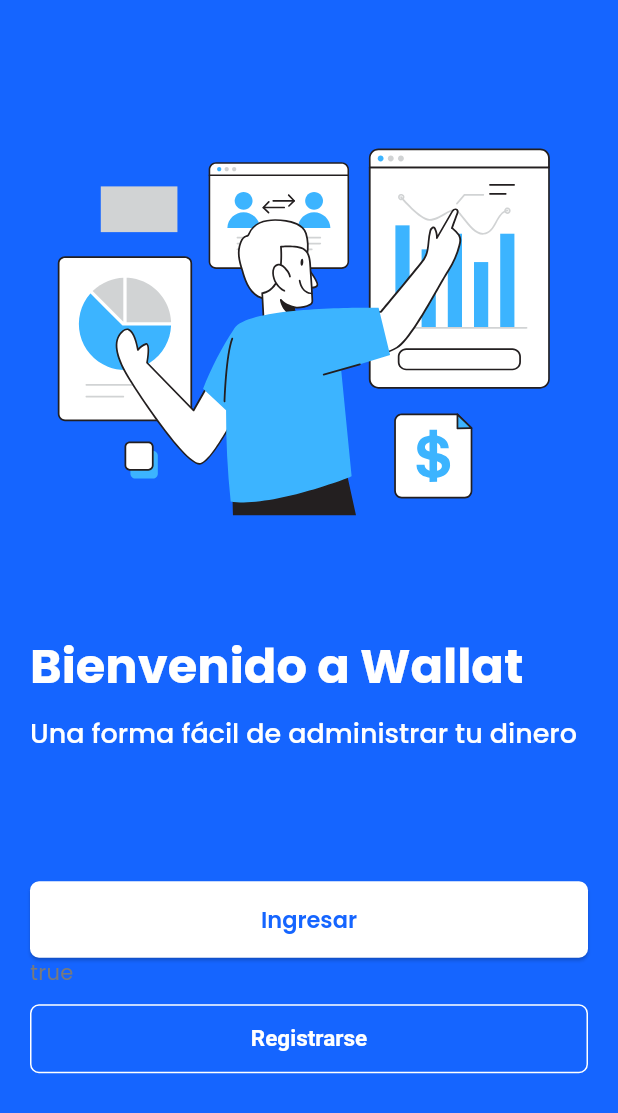
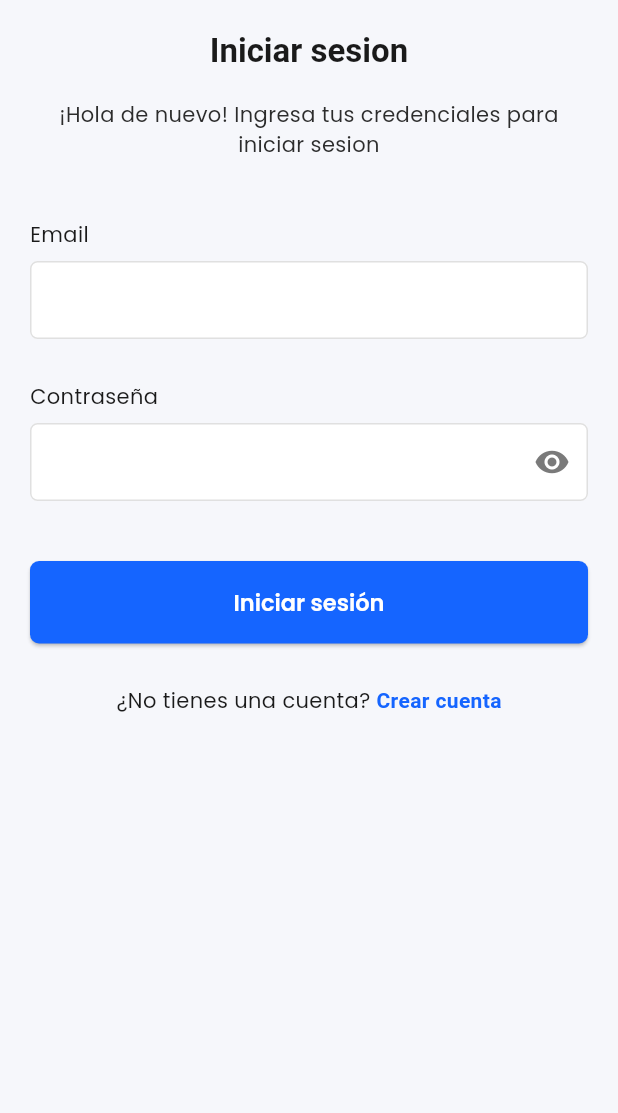
Before and after one commit to diegoRambao/expense_flutter_app, a Flutter app: the screen it shows after launch, after a tap on "Ingresar", on a phone screen of 412 x 824 dp. Shown: the top 1113 px of the screen. Run offline on Flutter 3.47's test engine with Material 3 defaults, Android fonts, the phone set to English and light mode, and no system bars; our stand-ins replace flutter_localization, flutter_svg, google_fonts.

Commit message:
feat: Add sign-in page and localization support for sign-in functionality. Introduce new localization file for sign-related strings and update app theme for consistent styling. Modify welcome page to navigate to the sign-in page.

```diff
--- /dev/null
+++ b/devtools_options.yaml
@@ -0,0 +1,3 @@
+description: This file stores settings for Dart & Flutter DevTools.
+documentation: https://docs.flutter.dev/tools/devtools/extensions#configure-extension-enablement-states
+extensions:
--- a/lib/core/localization/app_locale.dart
+++ b/lib/core/localization/app_locale.dart
@@ -1,14 +1,17 @@
 import 'package:spend_flutter_app/core/localization/settings_locale.dart';
+import 'package:spend_flutter_app/core/localization/sign_locale.dart';
 import 'package:spend_flutter_app/core/localization/welcome_locale.dart';
 
 mixin AppLocale {
   static final Map<String, dynamic> en = {
     ...WelcomeLocale.EN,
     ...SettingsLocale.EN,
+    ...SignLocale.EN,
   };
 
   static final Map<String, dynamic> es = {
     ...WelcomeLocale.ES,
     ...SettingsLocale.ES,
+    ...SignLocale.ES,
   };
 }
--- /dev/null
+++ b/lib/core/localization/sign_locale.dart
@@ -0,0 +1,31 @@
+// ignore_for_file: constant_identifier_names
+
+mixin SignLocale {
+  static const String title = 'sign_title';
+  static const String subtitle = 'sign_subtitle';
+  static const String labelEmail = 'sign_label_email';
+  static const String labelPassword = 'sign_label_password';
+  static const String buttonLogin = 'sign_button_login';
+  static const String noAccount = 'sign_no_account';
+  static const String createtAccount = 'sign_create_account';
+
+  static const Map<String, dynamic> EN = {
+    title: 'Sign in',
+    subtitle: '',
+    labelEmail: '',
+    labelPassword: '',
+    buttonLogin: '',
+    noAccount: '',
+    createtAccount: '',
+  };
+
+  static const Map<String, dynamic> ES = {
+    title: 'Iniciar sesion',
+    subtitle: '¡Hola de nuevo! Ingresa tus credenciales para iniciar sesion',
+    labelEmail: 'Email',
+    labelPassword: 'Contraseña',
+    buttonLogin: 'Iniciar sesión',
+    noAccount: '¿No tienes una cuenta?',
+    createtAccount: 'Crear cuenta',
+  };
+}
--- a/lib/core/theme/app_theme.dart
+++ b/lib/core/theme/app_theme.dart
@@ -38,17 +38,17 @@
       filled: true,
       fillColor: AppColors.surface,
       hintStyle: AppTextStyles.labelMedium,
-      contentPadding: const EdgeInsets.symmetric(horizontal: 16, vertical: 12),
+      contentPadding: const EdgeInsets.symmetric(horizontal: 16, vertical: 14),
       border: OutlineInputBorder(
-        borderRadius: BorderRadius.circular(10),
+        borderRadius: BorderRadius.circular(5),
         borderSide: const BorderSide(color: AppColors.border),
       ),
       enabledBorder: OutlineInputBorder(
-        borderRadius: BorderRadius.circular(10),
+        borderRadius: BorderRadius.circular(5),
         borderSide: const BorderSide(color: AppColors.border),
       ),
       focusedBorder: OutlineInputBorder(
-        borderRadius: BorderRadius.circular(10),
+        borderRadius: BorderRadius.circular(5),
         borderSide: const BorderSide(color: AppColors.primary, width: 1.5),
       ),
     ),
@@ -62,7 +62,7 @@
           fontSize: 15,
         ),
         shape: RoundedRectangleBorder(borderRadius: BorderRadius.circular(6)),
-        padding: const EdgeInsets.symmetric(vertical: 14, horizontal: 16),
+        padding: const EdgeInsets.symmetric(vertical: 16, horizontal: 14),
       ),
     ),
     outlinedButtonTheme: OutlinedButtonThemeData(
@@ -126,17 +126,17 @@
       filled: true,
       fillColor: AppColors.darkSurface,
       hintStyle: AppTextStyles.darkBodyMedium,
-      contentPadding: const EdgeInsets.symmetric(horizontal: 16, vertical: 12),
+      contentPadding: const EdgeInsets.symmetric(horizontal: 16, vertical: 18),
       border: OutlineInputBorder(
-        borderRadius: BorderRadius.circular(10),
+        borderRadius: BorderRadius.circular(5),
         borderSide: const BorderSide(color: AppColors.darkBorder),
       ),
       enabledBorder: OutlineInputBorder(
-        borderRadius: BorderRadius.circular(10),
+        borderRadius: BorderRadius.circular(5),
         borderSide: const BorderSide(color: AppColors.darkBorder),
       ),
       focusedBorder: OutlineInputBorder(
-        borderRadius: BorderRadius.circular(10),
+        borderRadius: BorderRadius.circular(5),
         borderSide: const BorderSide(color: AppColors.primary, width: 1.5),
       ),
     ),
--- /dev/null
+++ b/lib/presentation/pages/sign_in_page.dart
@@ -0,0 +1,110 @@
+import 'package:flutter/material.dart';
+import 'package:flutter_localization/flutter_localization.dart';
+import 'package:spend_flutter_app/core/constants/app_colors.dart';
+import 'package:spend_flutter_app/core/localization/sign_locale.dart';
+
+class SignInPage extends StatelessWidget {
+  const SignInPage({super.key});
+
+  @override
+  Widget build(BuildContext context) {
+    final theme = Theme.of(context);
+    return Scaffold(
+      body: SafeArea(
+        child: Padding(
+          padding: EdgeInsetsGeometry.only(
+            top: MediaQuery.of(context).viewInsets.top + 20,
+            left: 20,
+            right: 20,
+            bottom: MediaQuery.of(context).viewInsets.bottom,
+          ),
+          child: Column(
+            crossAxisAlignment: CrossAxisAlignment.center,
+            children: [
+              Text(
+                SignLocale.title.getString(context),
+                style: theme.textTheme.titleLarge?.copyWith(
+                  color: AppColors.textPrimary,
+                  fontWeight: FontWeight.bold,
+                ),
+              ),
+              const SizedBox(height: 18),
+              Text(
+                SignLocale.subtitle.getString(context),
+                style: theme.textTheme.bodyMedium?.copyWith(
+                  color: AppColors.darkBorder,
+                ),
+                textAlign: TextAlign.center,
+              ),
+              const SizedBox(height: 40),
+              Column(
+                crossAxisAlignment: CrossAxisAlignment.start,
+                children: [
+                  Text(
+                    SignLocale.labelEmail.getString(context),
+                    style: theme.textTheme.bodyMedium?.copyWith(
+                      color: AppColors.textPrimary,
+                    ),
+                  ),
+                  const SizedBox(height: 8),
+                  TextField(cursorColor: AppColors.primary),
+                ],
+              ),
+              const SizedBox(height: 28),
+              Column(
+                crossAxisAlignment: CrossAxisAlignment.start,
+                children: [
+                  Text(
+                    SignLocale.labelPassword.getString(context),
+                    style: theme.textTheme.bodyMedium?.copyWith(
+                      color: AppColors.textPrimary,
+                    ),
+                  ),
+                  const SizedBox(height: 8),
+                  TextField(
+                    cursorColor: AppColors.primary,
+                    obscureText: true,
+                    decoration: InputDecoration(
+                      suffixIcon: Icon(Icons.visibility),
+                      suffixIconColor: AppColors.textSecondary,
+                    ),
+                  ),
+                ],
+              ),
+              const SizedBox(height: 40),
+              SizedBox(
+                width: double.infinity,
+                child: ElevatedButton(
+                  onPressed: () {},
+                  child: Text(SignLocale.buttonLogin.getString(context)),
+                ),
+              ),
+              const SizedBox(height: 14),
+              TextButton(
+                onPressed: () {},
+                child: RichText(
+                  text: TextSpan(
+                    style: theme.textTheme.bodyMedium?.copyWith(
+                      color: AppColors.textPrimary,
+                      fontWeight: FontWeight.normal,
+                    ),
+                    text: '${SignLocale.noAccount.getString(context)} ',
+                    children: [
+                      TextSpan(
+                        text: SignLocale.createtAccount.getString(context),
+                        style: TextStyle(
+                          fontWeight: FontWeight.bold,
+                          color: AppColors.primary,
+                        ),
+                      ),
+                    ],
+                  ),
+                ),
+              ),
+            ],
+          ),
+        ),
+      ),
+    );
+  }
+}
--- a/lib/presentation/pages/welcome_page.dart
+++ b/lib/presentation/pages/welcome_page.dart
@@ -4,6 +4,7 @@
 import 'package:provider/provider.dart';
 import 'package:spend_flutter_app/core/constants/app_colors.dart';
 import 'package:spend_flutter_app/core/localization/welcome_locale.dart';
+import 'package:spend_flutter_app/presentation/pages/sign_in_page.dart';
 import 'package:spend_flutter_app/presentation/providers/welcome_provider.dart';
 
 class WelcomePage extends StatelessWidget {
@@ -62,7 +63,13 @@
                 width: double.infinity,
                 child: ElevatedButton(
                   onPressed: () {
-                    welcomeProvider.toggleSignUp();
+                    Navigator.pushAndRemoveUntil(
+                      context,
+                      MaterialPageRoute(
+                        builder: (context) => const SignInPage(),
+                      ),
+                      (route) => false,
+                    );
                   },
                   style: ElevatedButton.styleFrom(
                     backgroundColor: AppColors.surface,
```
